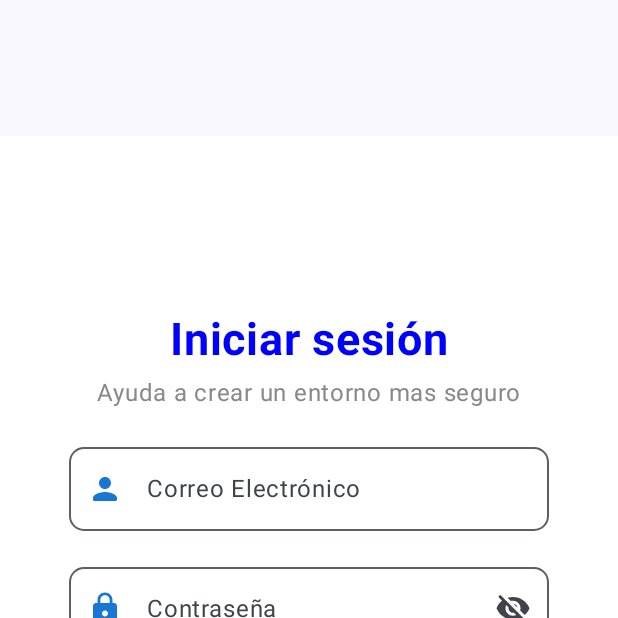
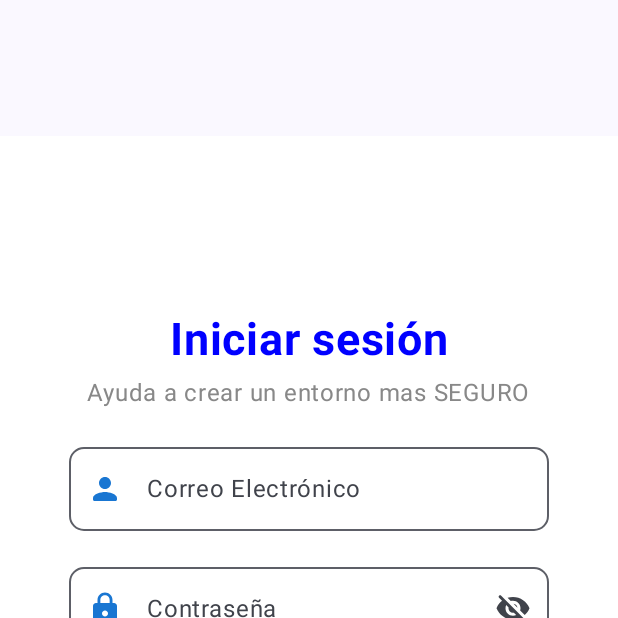
Before and after one commit to Juanearias99/ProyectoFinalAppsMoviles, an Android app built with Jetpack Compose: the screen it shows after launch (MainActivity), on a phone screen of 412 x 824 dp, the top half of it. Run offline under Robolectric (Android 15) with nearby library versions, the phone set to English and light mode, and no system bars.

Commit message:
Prueba2
yes

```diff
--- a/app/src/main/res/values/strings.xml
+++ b/app/src/main/res/values/strings.xml
@@ -59,7 +59,7 @@
     <string name="ProfileDelete">Eliminar Cuenta</string>
     <string name="ProfileUpdate">Editar Cuenta</string>
     <string name="map_title">Mapa Usuario</string>
-    <string name="login_description">Ayuda a crear un entorno mas seguro</string>
+    <string name="login_description">Ayuda a crear un entorno mas SEGURO</string>
     <string name="login_description_button">Comenzar</string>
     <string name="volver">Volver</string>
     <string name="comentarios_title">Comentarios</string>
```
